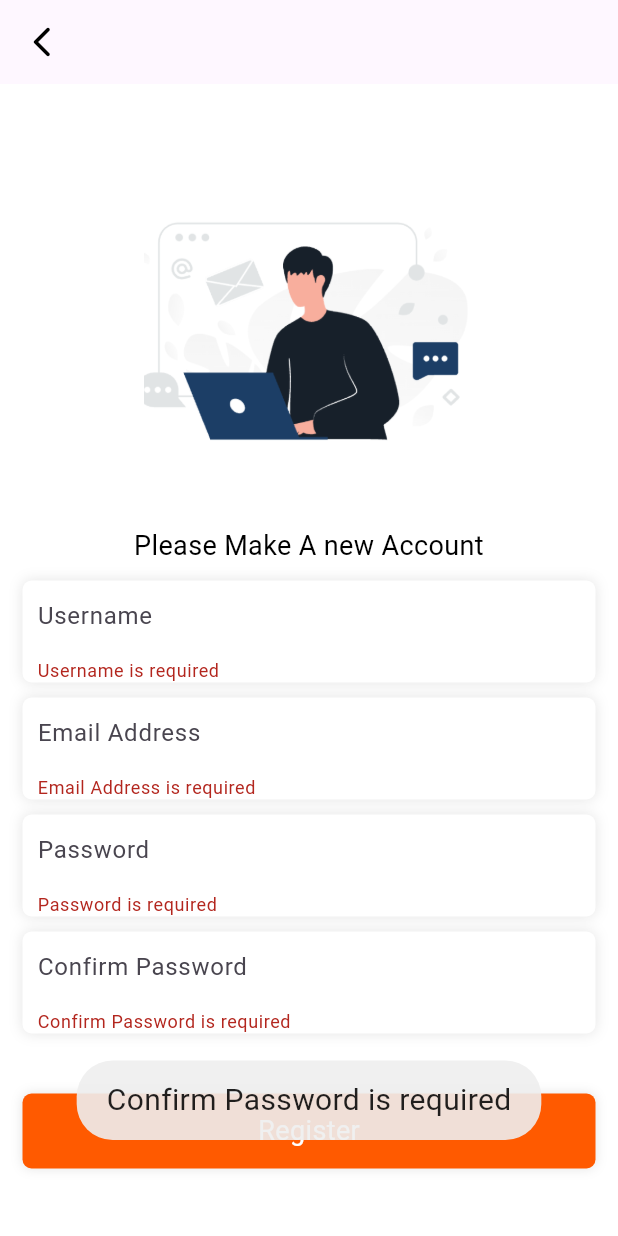
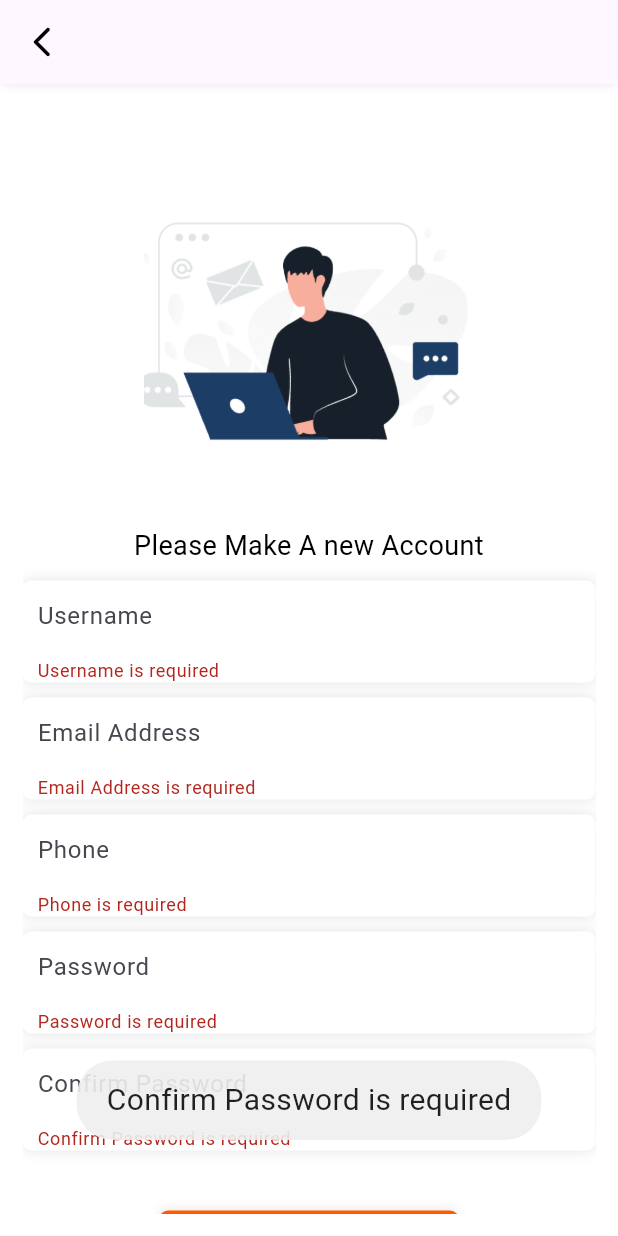
Before and after one commit to engosamamohsen/EcommerceFlutter, a Flutter app: the RegisterView screen opened directly, after a tap on "Register", on a phone screen of 412 x 824 dp. Run offline on Flutter 3.47's test engine with Material 3 defaults, Android fonts, the phone set to English and light mode, and no system bars; our stand-ins replace bloc, dio, flutter_bloc, flutter_secure_storage, fluttertoast, hexcolor; accounts and stored records are empty.

```diff
--- a/lib/component/app.bar.global.dart
+++ b/lib/component/app.bar.global.dart
@@ -1,3 +1,4 @@
+import 'package:auth/core/app_color.dart';
 import 'package:flutter/material.dart';
 
 class GlobalAppBar extends StatelessWidget implements PreferredSizeWidget {
@@ -5,7 +6,14 @@ class GlobalAppBar extends StatelessWidget implements PreferredSizeWidget {
 
   @override
   Widget build(BuildContext context) {
-    return AppBar(
+    return Container(
+      decoration: BoxDecoration(
+          color: Colors.white,
+          borderRadius: const BorderRadius.all(Radius.circular(6)),
+          boxShadow: [
+            BoxShadow(color: Colors.black.withOpacity(0.1), blurRadius: 6)
+          ]),
+      child: AppBar(
         leading: IconButton(
             onPressed: () {
               Navigator.pop(context);
@@ -14,6 +22,7 @@ class GlobalAppBar extends StatelessWidget implements PreferredSizeWidget {
               Icons.arrow_back_ios_new_rounded,
               color: Colors.black,
             )),
+      ),
     );
   }
 
--- a/lib/component/button.global.dart
+++ b/lib/component/button.global.dart
@@ -2,14 +2,24 @@ import 'package:auth/core/app_color.dart';
 import 'package:flutter/material.dart';
 
 class ButtonGlobal extends StatelessWidget {
-  const ButtonGlobal({super.key, required this.text, this.onTap});
+  const ButtonGlobal(
+      {super.key,
+      required this.text,
+      this.onTap,
+      this.width = 200,
+      this.showProgress = false});
   final String text;
+  final bool showProgress;
+  final double width;
   final VoidCallback? onTap;
 
   @override
   Widget build(BuildContext context) {
     return InkWell(
         onTap: onTap,
+        child: Center(
+          child: SizedBox(
+            width: width,
             child: Container(
               alignment: Alignment.center,
               height: 50,
@@ -17,11 +27,28 @@ class ButtonGlobal extends StatelessWidget {
                   color: GlobalColors.mainColor,
                   borderRadius: const BorderRadius.all(Radius.circular(6)),
                   boxShadow: [
-                BoxShadow(color: Colors.black.withOpacity(0.1), blurRadius: 6)
+                    BoxShadow(
+                        color: Colors.black.withOpacity(0.1), blurRadius: 6)
                   ]),
-          child: Text(
+              child: Row(
+                mainAxisSize: MainAxisSize.min,
+                mainAxisAlignment: MainAxisAlignment.center,
+                children: [
+                  if (showProgress)
+                    const SizedBox(
+                      height: 32, // Smaller size for the progress indicator
+                      width: 32,
+                      child: CircularProgressIndicator(
+                          color: Colors.white, strokeWidth: 2),
+                    ),
+                  if (showProgress) const SizedBox(width: 8),
+                  Text(
                     text,
                     style: const TextStyle(color: Colors.white, fontSize: 18),
+                  ),
+                ],
+              ),
+            ),
           ),
         ));
   }
--- a/lib/l10n/intl_en.arb
+++ b/lib/l10n/intl_en.arb
@@ -17,7 +17,9 @@
     "dont_have_account": "Dont have an Account? ",
     "submit" : "Submit",
     "otp" : "OTP",
+    "phone" : "Phone",
     "is_required" : "is required",
+    "please_make_new_account" : "Please Make A new Account",
     "please_enter_valid_email" : "Please enter valid email address",
     "please_enter_your_otp_had_been_sent_to_you" : "Please Enter Your OTP had been sent to you",
     "please_enter_your_email_address_you_will" : "Please Enter Your Email Address You Will recieve a link will recieve a link create a new password via email"
--- /dev/null
+++ b/lib/models/confirm_password/confirm_password.dart
@@ -0,0 +1,9 @@
+class ConfirmPasswordRequest {
+  ConfirmPasswordRequest({required this.email, required this.code});
+  String email;
+  String code;
+
+  Map<String, dynamic> toMap() {
+    return {'email': email, "code": code};
+  }
+}
--- /dev/null
+++ b/lib/models/forget_password/forget_password.dart
@@ -0,0 +1,9 @@
+class ForgetPasswordRequest {
+  ForgetPasswordRequest({required this.email});
+
+  final String email;
+
+  Map<String, dynamic> toMap() {
+    return {'email': email};
+  }
+}
--- /dev/null
+++ b/lib/models/login/login_request.dart
@@ -0,0 +1,10 @@
+class LoginRequest {
+  LoginRequest({required this.email, required this.password});
+
+  final String email;
+  final String password;
+
+  Map<String, dynamic> toMap() {
+    return {'key': email, 'password': password, 'type': 1};
+  }
+}
--- /dev/null
+++ b/lib/models/register/register_request.dart
@@ -0,0 +1,16 @@
+class RegisterRequest {
+  RegisterRequest(
+      {required this.name,
+      required this.email,
+      required this.phone,
+      required this.password});
+
+  final String name;
+  final String email;
+  final String phone;
+  final String password;
+
+  Map<String, dynamic> toMap() {
+    return {'name': name, 'email': email, 'phone': phone, 'password': password};
+  }
+}
--- a/lib/network/api_service.dart
+++ b/lib/network/api_service.dart
@@ -7,10 +7,9 @@ import 'package:dio/dio.dart';
 class ApiService {
   Dio? _dio;
   // final ProgressProvider _progressProvider;
-  final String base_url = "https://cashierthru.com/admin/public/api/";
+  final String base_url = "https://cashierthru.com/admin/public/api/v1/";
   ApiService() {
-     _dio = Dio(
-      BaseOptions(
+    _dio = Dio(BaseOptions(
       baseUrl: base_url,
       receiveTimeout: const Duration(minutes: 1),
       connectTimeout: const Duration(minutes: 1),
@@ -18,11 +17,10 @@ class ApiService {
       responseType: ResponseType.json,
       validateStatus: (status) {
         // Handle specific status codes
-          return status! < 500; // Handle status codes < 500 (e.g., 401, 403, etc.)
+        return status! <
+            500; // Handle status codes < 500 (e.g., 401, 403, etc.)
       },
-
-      )
-     );
+    ));
     // Disable SSL certificate verification (development only)
     // (_dio!.httpClientAdapter as DefaultHttpClientAdapter).onHttpClientCreate = (client) {
     //   client.badCertificateCallback = (cert, host, port) => true;
@@ -38,7 +36,7 @@ class ApiService {
       onResponse: (response, handler) {
         // Hide progress or loader here
         // _progressProvider.hideProgress();
-        if(response.statusCode != 200){
+        if (response.statusCode != 200) {
           handleStatusCode(response.statusCode!, response.data["message"]);
         }
         handler.next(response);
@@ -53,9 +51,11 @@ class ApiService {
   }
 
   // Generic GET request
-  Future<Response?> get(String endpoint, {Map<String, dynamic>? queryParameters}) async {
+  Future<Response?> get(String endpoint,
+      {Map<String, dynamic>? queryParameters}) async {
     try {
-      Response response = await _dio!.get(endpoint, queryParameters: queryParameters);
+      Response response =
+          await _dio!.get(endpoint, queryParameters: queryParameters);
       return response;
     } catch (e) {
       // Handle DioError here or rethrow
@@ -73,9 +73,9 @@ class ApiService {
     } on DioException catch (e) {
       print("start post response DioError catch");
       handleStatusCode(e.response?.statusCode ?? 0, e.toString());
-  }  catch (e) {
+    } catch (e) {
       print("start post response catch");
-      handleStatusCode(0,e.toString());
+      handleStatusCode(0, e.toString());
       // Handle DioError here or rethrow
     }
     print("start post null");
@@ -86,14 +86,15 @@ class ApiService {
   void _handleError(DioException error) {
     if (error.response != null) {
       // Error from server
-      print('Server error: ${error.response?.statusCode} ${error.response?.data}');
+      print(
+          'Server error: ${error.response?.statusCode} ${error.response?.data}');
     } else {
       // Error during the request setup or due to connectivity
       print('Request error: ${error.message}');
     }
   }
 
-  void handleStatusCode(int statusCode , String message) {
+  void handleStatusCode(int statusCode, String message) {
     // print("jsonHandleError:"+responseData);
     // Decode JSON response to a Map
     try {
--- a/lib/network/end_point.dart
+++ b/lib/network/end_point.dart
@@ -1,3 +1,6 @@
-class EndPoint{
+class EndPoint {
   static const login = "login";
+  static const register = "register";
+  static const forgetPassword = "check-email";
+  static const changePassword = "change-forget-password";
 }
--- a/lib/views/auth/register.view.dart
+++ b/lib/views/auth/register.view.dart
@@ -1,14 +1,19 @@
 import 'package:auth/component/app.bar.global.dart';
 import 'package:auth/component/button.global.dart';
 import 'package:auth/component/text.form.global.dart';
+import 'package:auth/cubit/auth/auth_cubit.dart';
+import 'package:auth/cubit/auth/auth_state.dart';
+import 'package:auth/generated/l10n.dart';
 import 'package:auth/utils/global.assets.dart';
 import 'package:auth/views/auth/confirm.code.view.dart';
 import 'package:flutter/material.dart';
+import 'package:flutter_bloc/flutter_bloc.dart';
 
 class RegisterView extends StatelessWidget {
   RegisterView({super.key});
   final TextEditingController nameController = TextEditingController();
   final TextEditingController emailController = TextEditingController();
+  final TextEditingController phoneController = TextEditingController();
   final TextEditingController passwordController = TextEditingController();
   final TextEditingController confirmPasswordController =
       TextEditingController();
@@ -17,6 +22,11 @@ class RegisterView extends StatelessWidget {
   Widget build(BuildContext context) {
     GlobalKey<FormState> formKey = GlobalKey<FormState>();
 
+    return BlocProvider(
+      create: (context) => AuthCubit(),
+      child: BlocConsumer<AuthCubit, AuthStates>(
+        listener: (context, state) {},
+        builder: (context, state) {
           return Scaffold(
             appBar: const GlobalAppBar(),
             backgroundColor: Colors.white,
@@ -42,33 +52,39 @@ class RegisterView extends StatelessWidget {
                       ),
                     ),
                     const SizedBox(height: 30),
-              const Text("Please Make A new Account",
+                    Text(S.of(context).please_make_new_account,
                         textAlign: TextAlign.center,
-                  style: TextStyle(
+                        style: const TextStyle(
                             fontWeight: FontWeight.w400,
                             color: Colors.black,
                             fontSize: 18)),
                     const SizedBox(height: 10),
                     TextFormGlobal(
-                  hint: "Username",
+                        hint: S.of(context).username,
                         textInputType: TextInputType.name,
                         obscureText: false,
                         controller: nameController),
                     const SizedBox(height: 10),
                     TextFormGlobal(
-                  hint: "Email Address",
+                        hint: S.of(context).email,
                         textInputType: TextInputType.emailAddress,
                         obscureText: false,
                         controller: emailController),
                     const SizedBox(height: 10),
                     TextFormGlobal(
-                  hint: "Password",
+                        hint: S.of(context).phone,
+                        textInputType: TextInputType.phone,
+                        obscureText: false,
+                        controller: phoneController),
+                    const SizedBox(height: 10),
+                    TextFormGlobal(
+                        hint: S.of(context).password,
                         textInputType: TextInputType.visiblePassword,
                         obscureText: true,
                         controller: passwordController),
                     const SizedBox(height: 10),
                     TextFormGlobal(
-                  hint: "Confirm Password",
+                        hint: S.of(context).confirm_password,
                         textInputType: TextInputType.visiblePassword,
                         obscureText: true,
                         controller: confirmPasswordController),
@@ -77,14 +93,16 @@ class RegisterView extends StatelessWidget {
                       height: 30,
                     ),
                     ButtonGlobal(
-                text: "Register",
+                      text: S.of(context).register,
+                      showProgress: state is AuthLoadingState ? true : false,
                       onTap: () {
                         if (formKey.currentState?.validate() ?? false) {
                           // Form is valid, proceed with sign in
-                    print("Form is valid");
-                  } else {
-                    // Form is not valid, show errors
-                    print("Form is not valid");
+                          BlocProvider.of<AuthCubit>(context).register(
+                              name: nameController.text,
+                              email: emailController.text,
+                              phone: phoneController.text,
+                              password: passwordController.text);
                         }
                         // Navigator.push(context,
                         //     MaterialPageRoute(builder: (BuildContext context) {
@@ -97,5 +115,8 @@ class RegisterView extends StatelessWidget {
               ),
             )),
           );
+        },
+      ),
+    );
   }
 }
--- a/pubspec.yaml
+++ b/pubspec.yaml
@@ -44,6 +44,7 @@ dependencies:
   flutter_bloc: ^8.1.6
   bloc: ^8.1.4
   equatable: ^2.0.5
+  flutter_secure_storage: ^9.2.2
 
 dev_dependencies:
   flutter_test:
```
Also changed, not shown: lib/cubit/auth/auth_cubit.dart (+77 -15 lines), lib/db_helper/app_storage.dart (added, +49 -0 lines), lib/models/login/login_response.dart (added, +54 -0 lines), lib/views/auth/confirm.code.view.dart (+16 -5 lines), lib/views/auth/forget.password.view.dart (+16 -13 lines), lib/views/auth/login.view.dart (+7 -6 lines), lib/generated/intl/messages_en.dart, lib/generated/l10n.dart, pubspec.lock, 5 other files. Lines whose indentation alone changed are shown as unchanged.
